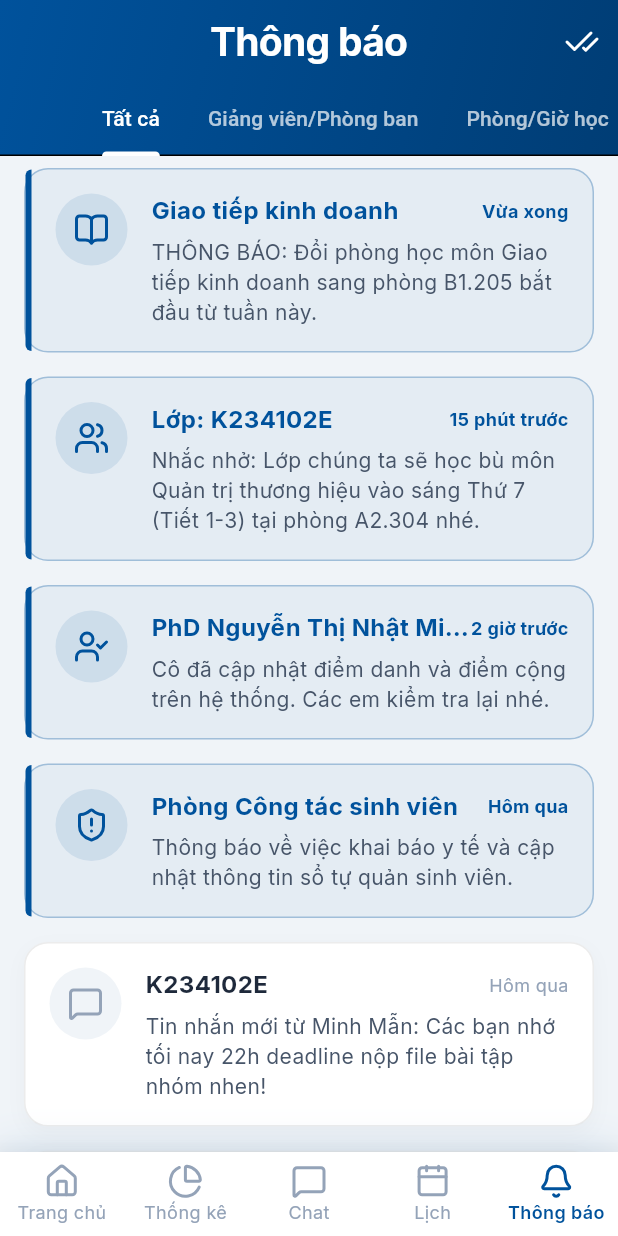
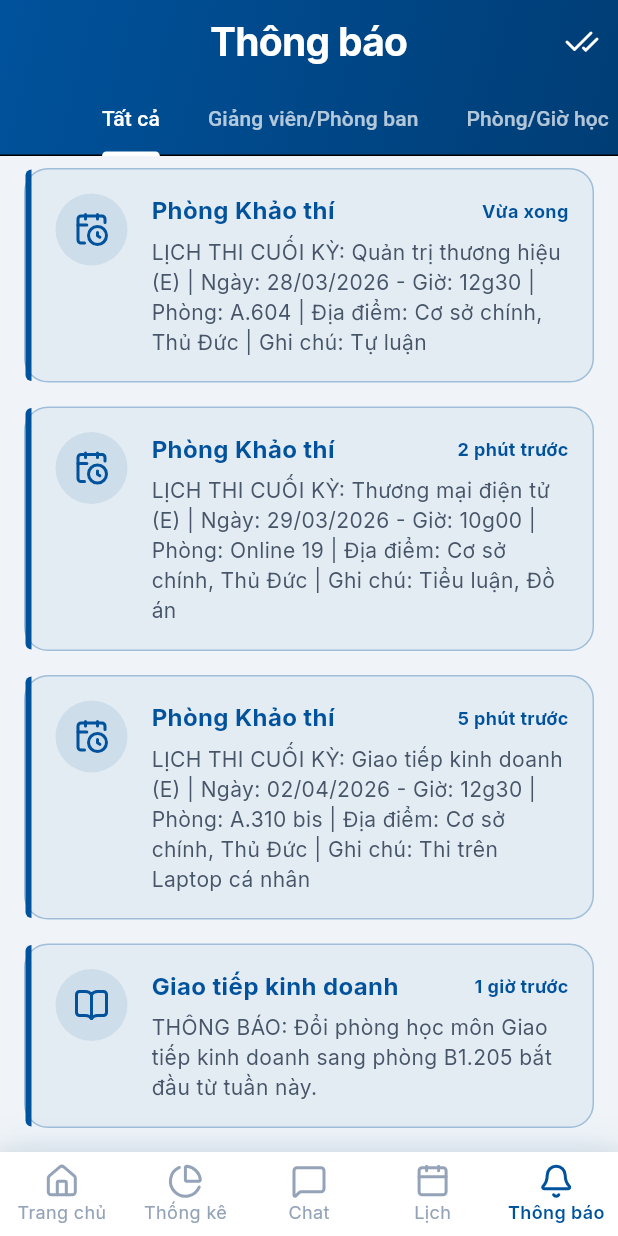
Before and after one commit to technoob05/myuelapp, a Flutter app: the screen it shows after launch, item 5 of the bottom bar chosen, on a phone screen of 412 x 824 dp. Run offline on Flutter 3.47's test engine with Material 3 defaults, Android fonts, the phone set to English and light mode, and no system bars; our stand-ins replace google_fonts, lucide_icons.

Commit message:
fix(ui): resolve dashboard text escaping, bar chart overflow, and add detailed exam notifications

```diff
--- a/lib/providers/notification_provider.dart
+++ b/lib/providers/notification_provider.dart
@@ -5,11 +5,40 @@ import '../models/notification_model.dart';
 class NotificationProvider with ChangeNotifier {
   final List<NotificationModel> _notifications = [
     NotificationModel(
+      id: 'exam1',
+      sender: 'Phòng Khảo thí',
+      message:
+          'LỊCH THI CUỐI KỲ: Quản trị thương hiệu (E) | Ngày: 28/03/2026 - Giờ: 12g30 | Phòng: A.604 | Địa điểm: Cơ sở chính, Thủ Đức | Ghi chú: Tự luận',
+      time: 'Vừa xong',
+      type: 'schedule',
+      icon: LucideIcons.calendarClock,
+      isUnread: true,
+    ),
+    NotificationModel(
+      id: 'exam2',
+      sender: 'Phòng Khảo thí',
+      message:
+          'LỊCH THI CUỐI KỲ: Thương mại điện tử (E) | Ngày: 29/03/2026 - Giờ: 10g00 | Phòng: Online 19 | Địa điểm: Cơ sở chính, Thủ Đức | Ghi chú: Tiểu luận, Đồ án',
+      time: '2 phút trước',
+      type: 'schedule',
+      icon: LucideIcons.calendarClock,
+      isUnread: true,
+    ),
+    NotificationModel(
+      id: 'exam3',
+      sender: 'Phòng Khảo thí',
+      message:
+          'LỊCH THI CUỐI KỲ: Giao tiếp kinh doanh (E) | Ngày: 02/04/2026 - Giờ: 12g30 | Phòng: A.310 bis | Địa điểm: Cơ sở chính, Thủ Đức | Ghi chú: Thi trên Laptop cá nhân',
+      time: '5 phút trước',
+      type: 'schedule',
+      icon: LucideIcons.calendarClock,
+    ),
+    NotificationModel(
       id: '1',
       sender: 'Giao tiếp kinh doanh',
       message:
           'THÔNG BÁO: Đổi phòng học môn Giao tiếp kinh doanh sang phòng B1.205 bắt đầu từ tuần này.',
-      time: 'Vừa xong',
+      time: '1 giờ trước',
       type: 'schedule',
       icon: LucideIcons.bookOpen,
     ),
```
Also changed, not shown: lib/screens/dashboard_screen.dart (+13 -7 lines), lib/screens/home_screen.dart (+0 -9 lines).
